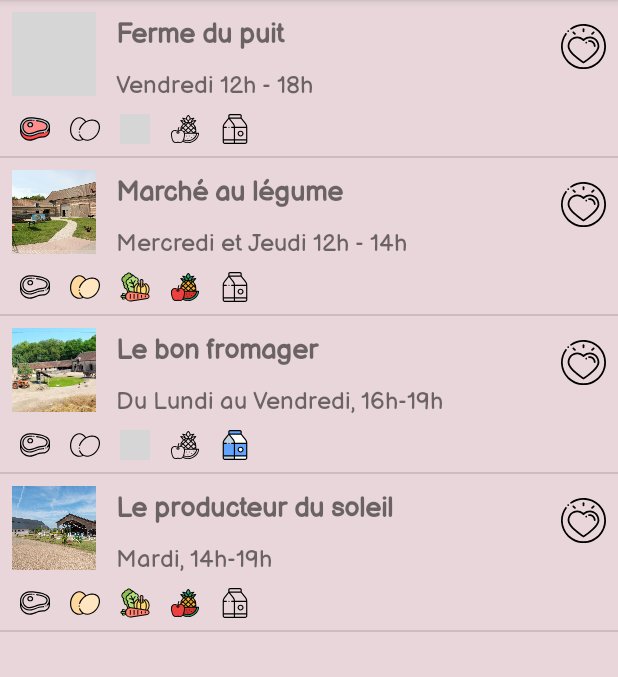
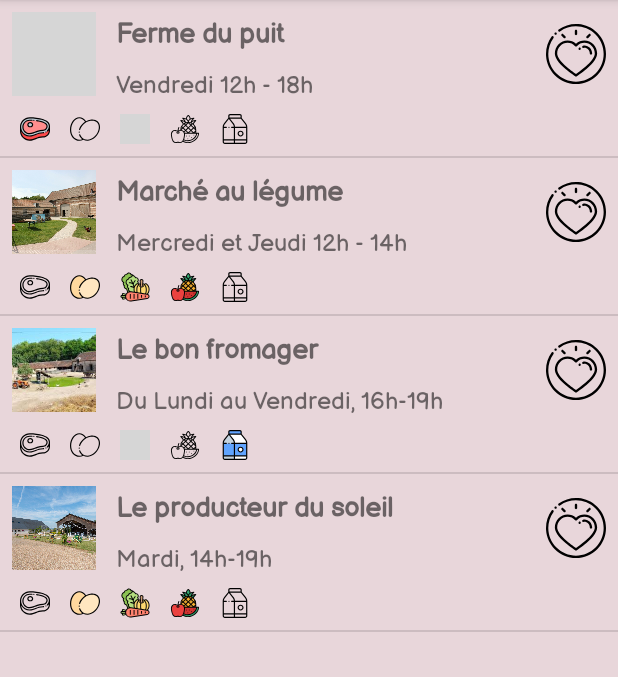
Before and after one commit to WrongJuice/localFeeds-android-native, an Android app: the ListeProducteursActivity screen opened directly, with no data from a screen before it, on a phone screen of 412 x 824 dp, the part 84-761 px from its top. Run offline under Robolectric (Android 15) with nearby library versions, the phone set to English and light mode, and no system bars; grey boxes are pictures that could not be loaded.

Commit message:
Size of like button

```diff
--- a/app/src/main/res/layout/liste_producteurs_layout.xml
+++ b/app/src/main/res/layout/liste_producteurs_layout.xml
@@ -14,8 +14,8 @@
 
     <ImageView
         android:id="@+id/add_favorite_icon"
-        android:layout_width="30dp"
-        android:layout_height="30dp"
+        android:layout_width="40dp"
+        android:layout_height="40dp"
         android:layout_alignParentEnd="true"
         android:layout_marginTop="8dp"
         android:src="@drawable/ic_love"
```
